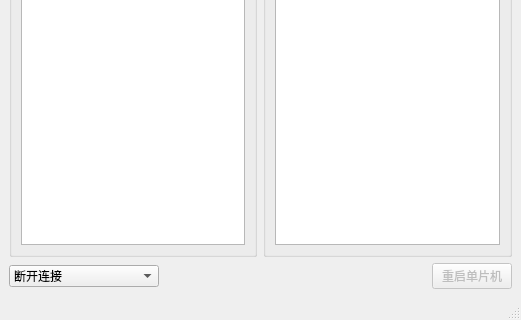
Qt form UI/mainWindow.ui (umeiko/MicroPython-DevTool) before a commit; both pictures show x 0 to 521 and y 163 to 483 of the 521 by 483 pixel window.
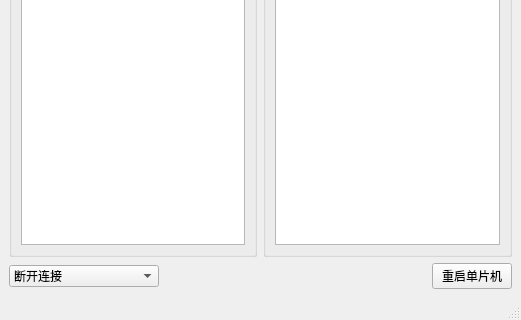
The same form after that commit.

The edit to the form file:
```diff
--- a/UI/mainWindow.ui
+++ b/UI/mainWindow.ui
@@ -94,7 +94,7 @@
       <item>
        <widget class="QPushButton" name="restart_MCU">
         <property name="enabled">
-         <bool>false</bool>
+         <bool>true</bool>
         </property>
         <property name="text">
          <string>重启单片机</string>
```
